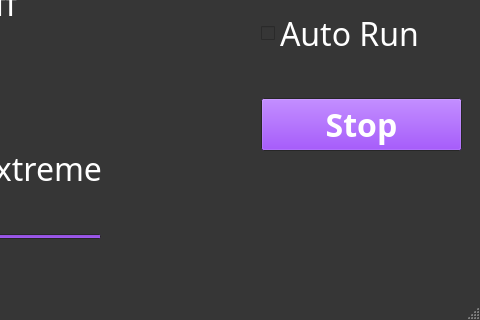
Qt form mainwindow.ui (Nachoidev2/UnrealBoostCompiler) before a commit; both pictures show x 319 to 799 and y 277 to 597 of the 799 by 597 pixel window.
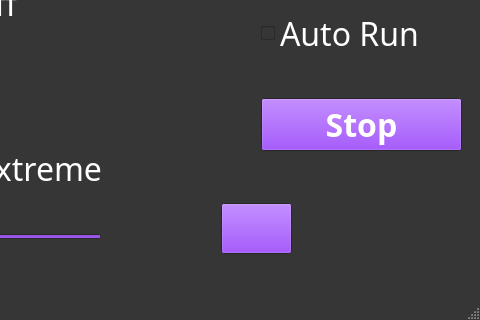
The same form after that commit.

```diff
--- a/mainwindow.ui
+++ b/mainwindow.ui
@@ -881,6 +881,19 @@
      <string>Status</string>
     </property>
    </widget>
+   <widget class="QPushButton" name="pushButton">
+    <property name="geometry">
+     <rect>
+      <x>540</x>
+      <y>480</y>
+      <width>71</width>
+      <height>51</height>
+     </rect>
+    </property>
+    <property name="text">
+     <string/>
+    </property>
+   </widget>
   </widget>
   <widget class="QStatusBar" name="statusbar"/>
  </widget>
```
